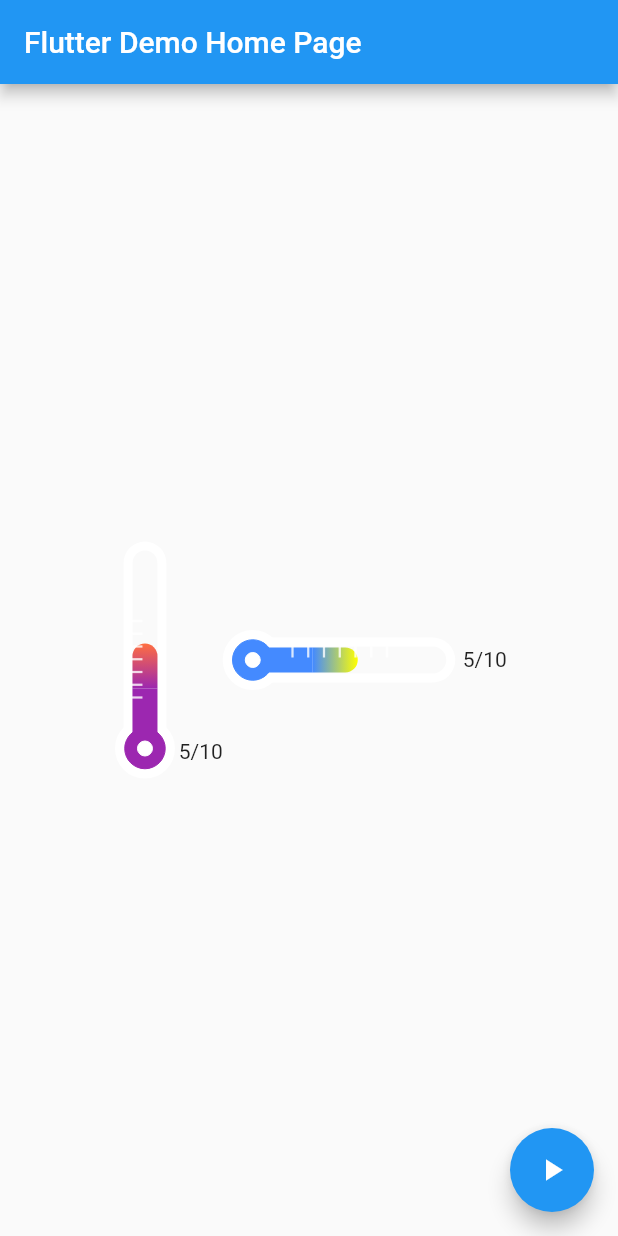
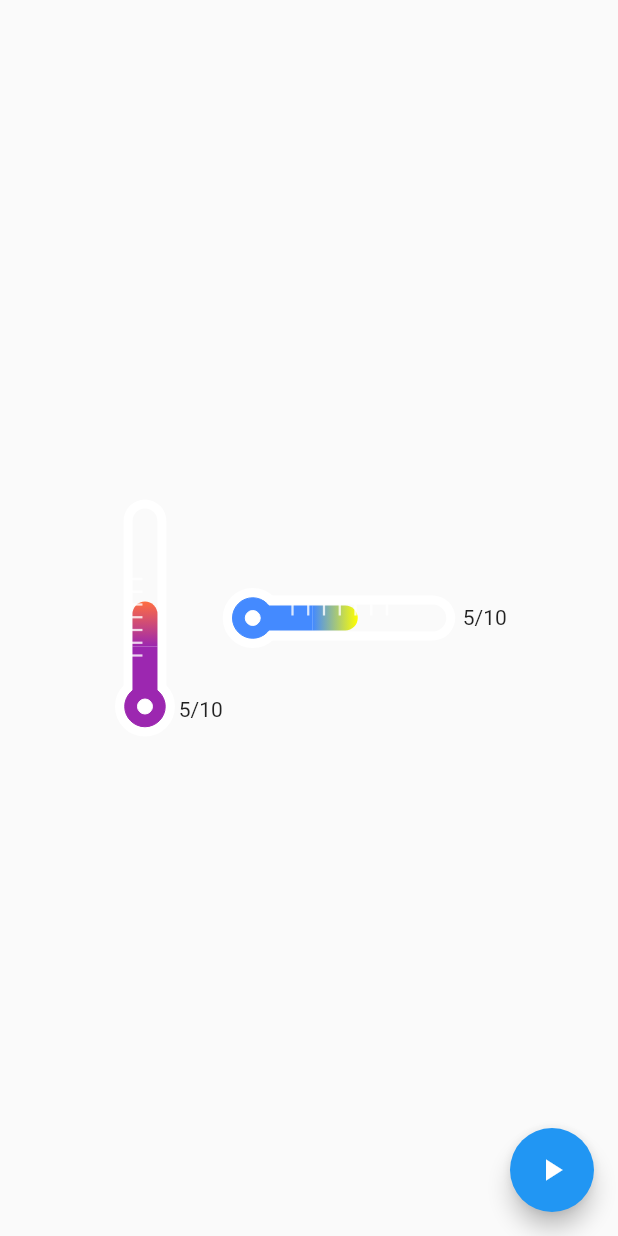
Before and after one commit to hyeseok/hs_custom_bar, a Flutter app: the screen it shows after launch, after a tap on the "play arrow" icon, on a phone screen of 412 x 824 dp. Run offline on Flutter 3.47's test engine with Material 2 defaults, Android fonts, the phone set to English and light mode, and no system bars.

Commit message:
edit example code and change log and readme file

```diff
--- a/example/lib/main.dart
+++ b/example/lib/main.dart
@@ -1,4 +1,7 @@
+import 'dart:math';
+
 import 'package:flutter/material.dart';
+import 'package:hs_custom_bar/hs_custom_bar.dart';
 import 'package:hs_custom_bar/sample/sample_code.dart';
 
 void main() {
@@ -12,35 +15,18 @@ class MyApp extends StatelessWidget {
   @override
   Widget build(BuildContext context) {
     return MaterialApp(
-      title: 'Flutter Demo',
+      title: 'hs_custom_bar',
       theme: ThemeData(
-        // This is the theme of your application.
-        //
-        // Try running your application with "flutter run". You'll see the
-        // application has a blue toolbar. Then, without quitting the app, try
-        // changing the primarySwatch below to Colors.green and then invoke
-        // "hot reload" (press "r" in the console where you ran "flutter run",
-        // or simply save your changes to "hot reload" in a Flutter IDE).
-        // Notice that the counter didn't reset back to zero; the application
-        // is not restarted.
+
         primarySwatch: Colors.blue,
       ),
-      home: const MyHomePage(title: 'Flutter Demo Home Page'),
+      home: const MyHomePage(title: 'hs_custom_bar'),
     );
   }
 }
 
 class MyHomePage extends StatefulWidget {
   const MyHomePage({Key? key, required this.title}) : super(key: key);
-
-  // This widget is the home page of your application. It is stateful, meaning
-  // that it has a State object (defined below) that contains fields that affect
-  // how it looks.
-
-  // This class is the configuration for the state. It holds the values (in this
-  // case the title) provided by the parent (in this case the App widget) and
-  // used by the build method of the State. Fields in a Widget subclass are
-  // always marked "final".
 
   final String title;
 
@@ -49,34 +35,44 @@ class MyHomePage extends StatefulWidget {
 }
 
 class _MyHomePageState extends State<MyHomePage> {
-  int _counter = 0;
+  int? _currentIndex;
+  int? _currentIndex2;
 
-  void _incrementCounter() {
-    setState(() {
-      // This call to setState tells the Flutter framework that something has
-      // changed in this State, which causes it to rerun the build method below
-      // so that the display can reflect the updated values. If we changed
-      // _counter without calling setState(), then the build method would not be
-      // called again, and so nothing would appear to happen.
-      _counter++;
-    });
+  @override
+  void initState() {
+
+    super.initState();
   }
 
   @override
   Widget build(BuildContext context) {
-    // This method is rerun every time setState is called, for instance as done
-    // by the _incrementCounter method above.
-    //
-    // The Flutter framework has been optimized to make rerunning build methods
-    // fast, so that you can just rebuild anything that needs updating rather
-    // than having to individually change instances of widgets.
     return Scaffold(
-      appBar: AppBar(
-        // Here we take the value from the MyHomePage object that was created by
-        // the App.build method, and use it to set our appbar title.
-        title: Text(widget.title),
+      body: Center(
+        child: Row(
+          mainAxisAlignment: MainAxisAlignment.center,
+          children: [
+            TemperatureVerticalBar(10, _currentIndex ?? 1,
+              showCountView: true,
+            ),
+            TemperatureHorizontalBar(10, _currentIndex2 ?? 1,
+              gradientStartColor: Colors.blueAccent,
+              gradientEndColor: Colors.yellowAccent,
+              showCountView: true,
+            )
+          ],
+        ),
       ),
-      body: const SampleCode(),
+      floatingActionButton: FloatingActionButton(
+        onPressed: () {
+          if (mounted) {
+            setState(() {
+              _currentIndex = Random().nextInt(11);
+              _currentIndex2 = Random().nextInt(11);
+            });
+          }
+        },
+        child: const Icon(Icons.play_arrow),
+      ),
     );
   }
 }
--- a/pubspec.yaml
+++ b/pubspec.yaml
@@ -1,6 +1,6 @@
 name: hs_custom_bar
 description: hs_custom_bar is custom flutter bar widget.
-version: 0.0.1
+version: 0.0.2
 homepage: https://github.com/hyeseok/hs_custom_bar
 
 environment:
```
Also changed, not shown: 2 other files.
